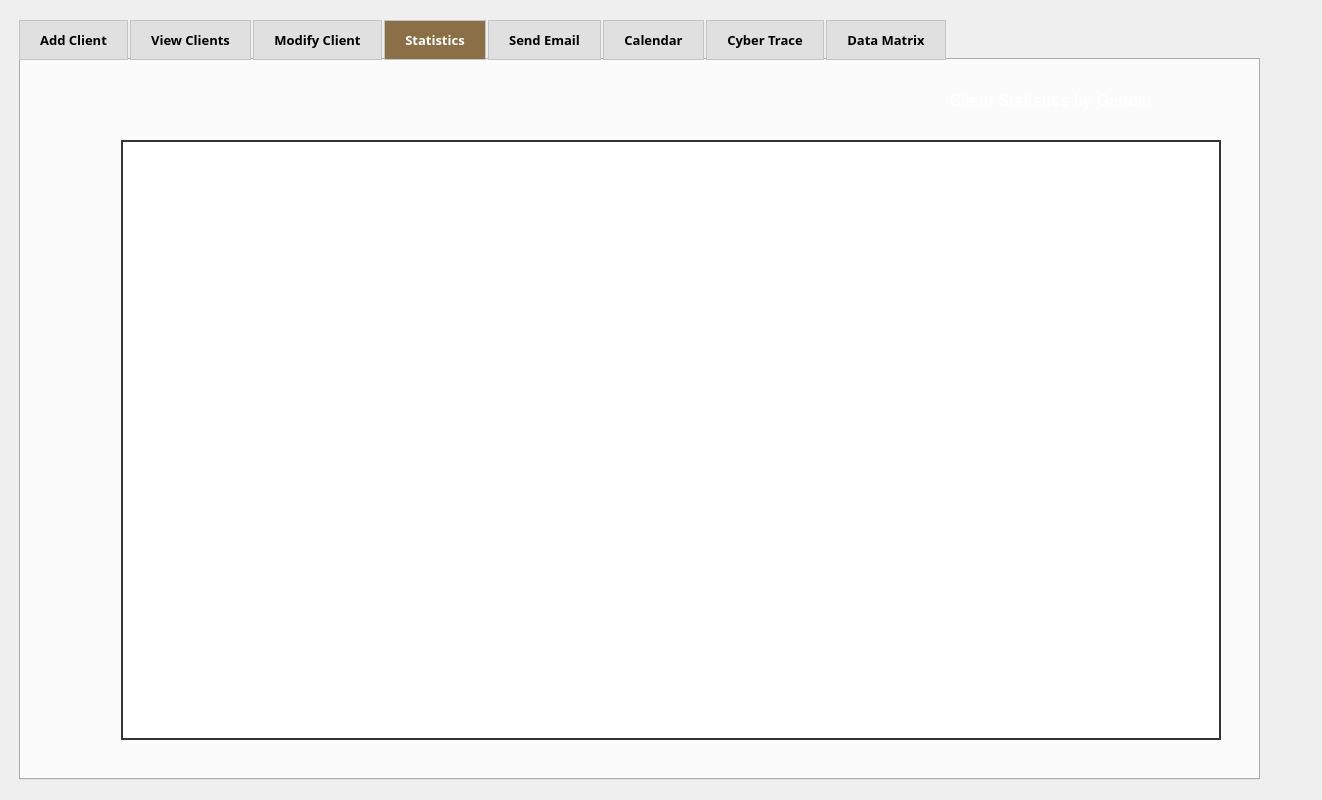
First picture: the form in client_management.ui, repository rayenkb/Esprit--PI2AC---2A4--2526-HammerDown, before the edit.
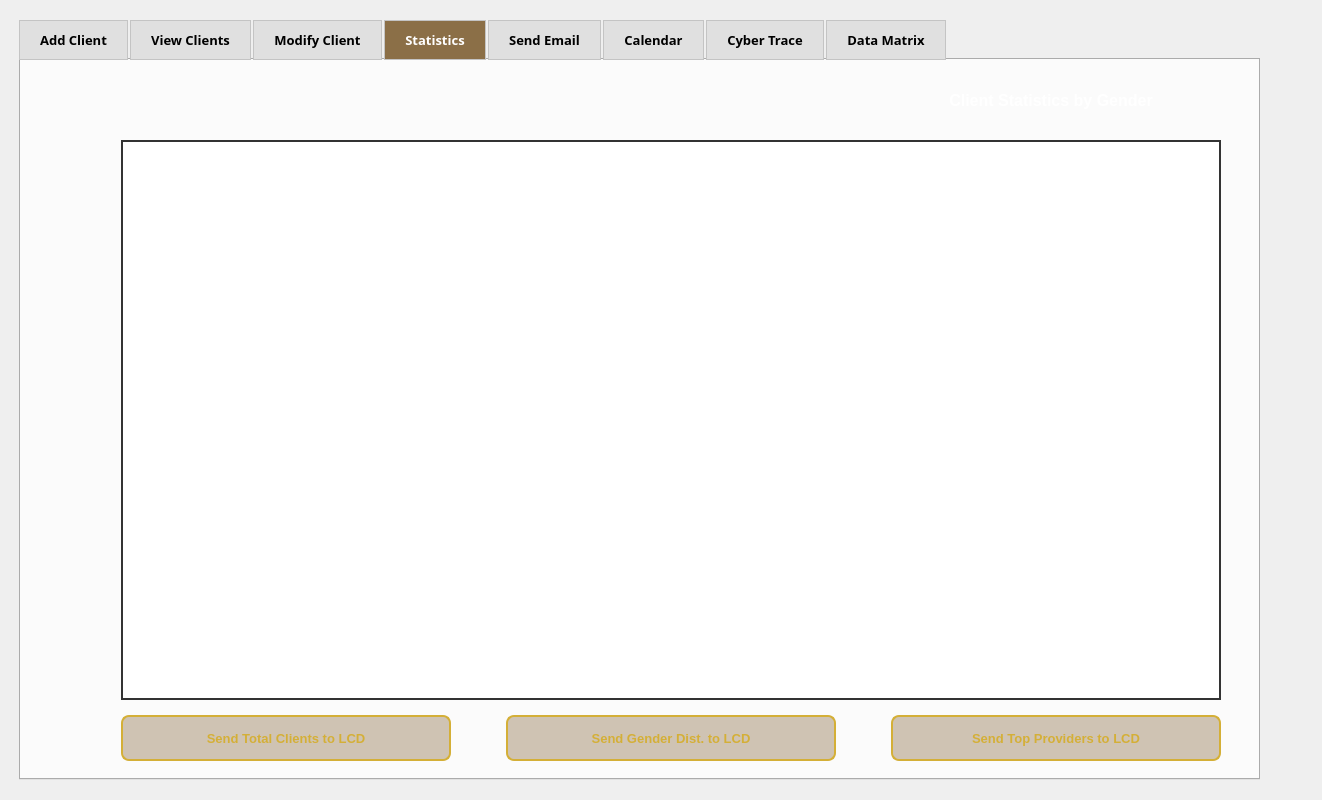
Second picture: the form after the edit. The open tabs and pages were chosen to show the change. Icons and pictures are not drawn.

Diff of the .ui file:
```diff
--- a/client_management.ui
+++ b/client_management.ui
@@ -1054,7 +1054,7 @@
        <x>100</x>
        <y>80</y>
        <width>1100</width>
-       <height>600</height>
+       <height>560</height>
       </rect>
      </property>
      <property name="styleSheet">
@@ -1068,6 +1068,58 @@
       <enum>QFrame::Shadow::Raised</enum>
      </property>
     </widget>
+
+    <widget class="QPushButton" name="btn_lcd_total_clients">
+     <property name="geometry">
+      <rect>
+       <x>100</x>
+       <y>655</y>
+       <width>330</width>
+       <height>46</height>
+      </rect>
+     </property>
+     <property name="styleSheet">
+      <string notr="true">QPushButton { background: rgba(139,111,71,0.4); border: 2px solid #D4AF37; border-radius: 8px; color: #D4AF37; font-family: 'Consolas'; font-size: 13px; font-weight: bold; } QPushButton:hover { background: rgba(212,175,55,0.25); border: 2px solid #FFD700; color: #FFD700; } QPushButton:pressed { background: rgba(212,175,55,0.5); }</string>
+     </property>
+     <property name="text">
+      <string>Send Total Clients to LCD</string>
+     </property>
+    </widget>
+
+    <widget class="QPushButton" name="btn_lcd_gender_dist">
+     <property name="geometry">
+      <rect>
+       <x>485</x>
+       <y>655</y>
+       <width>330</width>
+       <height>46</height>
+      </rect>
+     </property>
+     <property name="styleSheet">
+      <string notr="true">QPushButton { background: rgba(139,111,71,0.4); border: 2px solid #D4AF37; border-radius: 8px; color: #D4AF37; font-family: 'Consolas'; font-size: 13px; font-weight: bold; } QPushButton:hover { background: rgba(212,175,55,0.25); border: 2px solid #FFD700; color: #FFD700; } QPushButton:pressed { background: rgba(212,175,55,0.5); }</string>
+     </property>
+     <property name="text">
+      <string>Send Gender Dist. to LCD</string>
+     </property>
+    </widget>
+
+    <widget class="QPushButton" name="btn_lcd_top_email">
+     <property name="geometry">
+      <rect>
+       <x>870</x>
+       <y>655</y>
+       <width>330</width>
+       <height>46</height>
+      </rect>
+     </property>
+     <property name="styleSheet">
+      <string notr="true">QPushButton { background: rgba(139,111,71,0.4); border: 2px solid #D4AF37; border-radius: 8px; color: #D4AF37; font-family: 'Consolas'; font-size: 13px; font-weight: bold; } QPushButton:hover { background: rgba(212,175,55,0.25); border: 2px solid #FFD700; color: #FFD700; } QPushButton:pressed { background: rgba(212,175,55,0.5); }</string>
+     </property>
+     <property name="text">
+      <string>Send Top Providers to LCD</string>
+     </property>
+    </widget>
+
    </widget>
    <widget class="QWidget" name="tab_mail">
     <attribute name="title">
```
